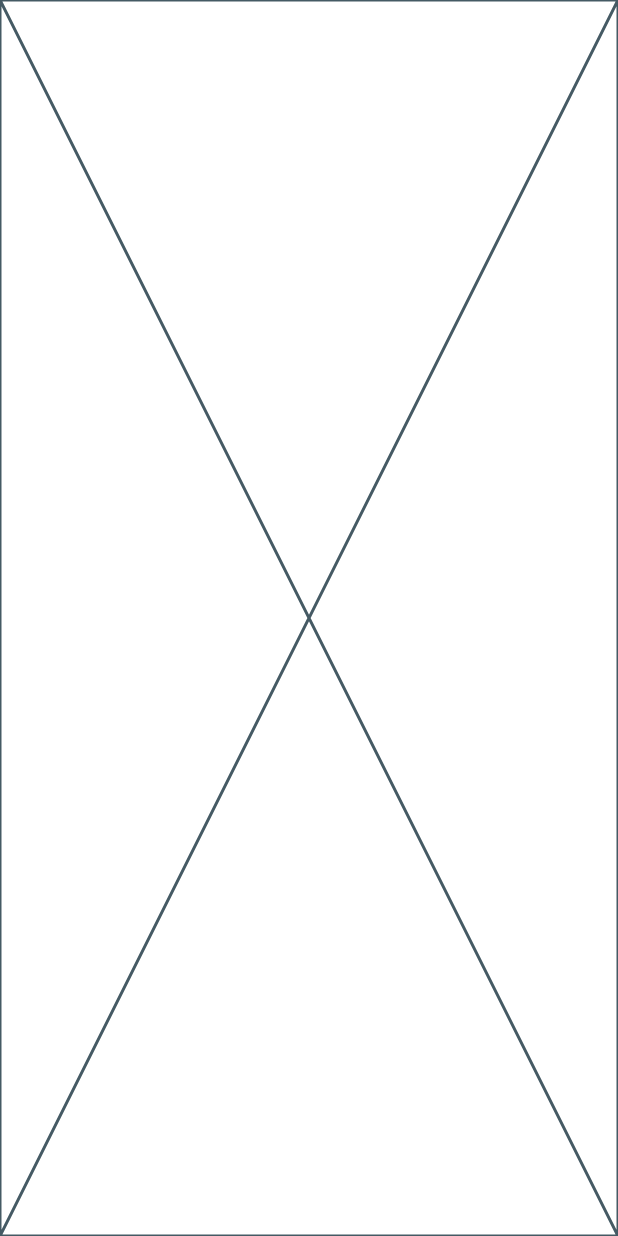
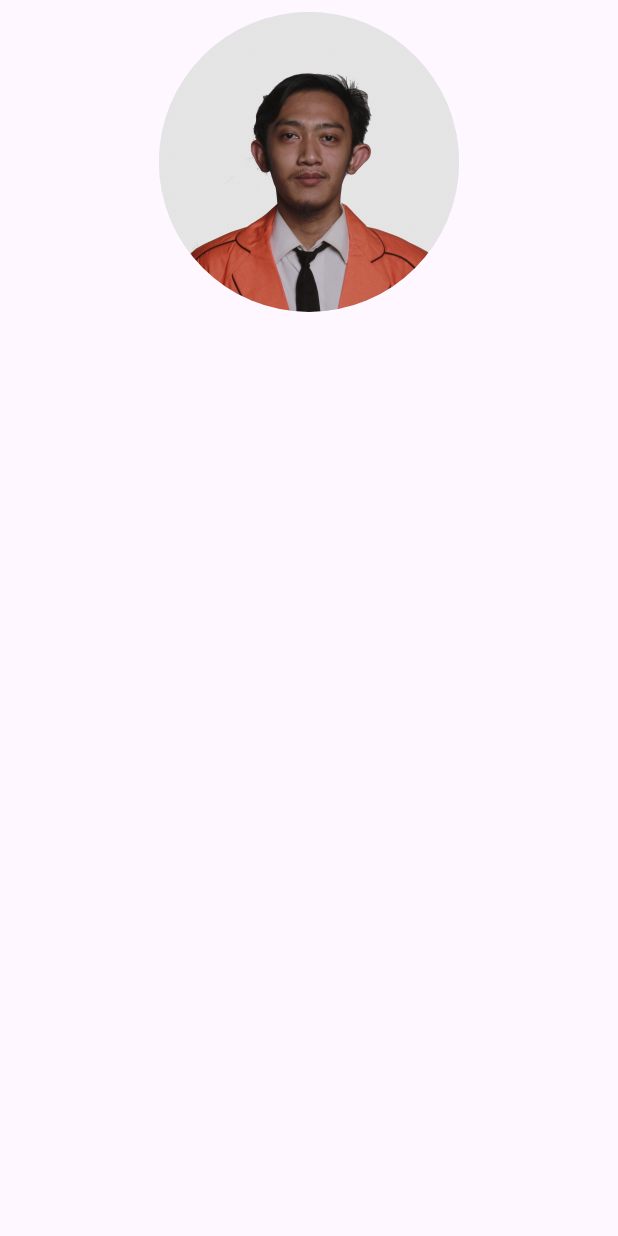
Before and after one commit to Faiznurullah/QuestSatu_0010, a Flutter app: the screen it shows after launch, on a phone screen of 412 x 824 dp. Run offline on Flutter 3.47's test engine with Material 3 defaults, Android fonts, the phone set to English and light mode, and no system bars.

Commit message:
Design Scaffold Structure

```diff
--- a/lib/main.dart
+++ b/lib/main.dart
@@ -40,6 +40,20 @@ class MyWidget extends StatelessWidget {
 
   @override
   Widget build(BuildContext context) {
-    return const Placeholder();
+    return Scaffold(
+      body: Center(
+        child: Padding(
+          padding: const EdgeInsets.all(8.0),
+          child: Column(
+            children: [
+               CircleAvatar(
+                radius: 100,
+                backgroundImage: AssetImage('assets/images/faiznurullah.jpg'),
+              ),
+            ],
+          ),
+        )
+      )
+    );
   }
 }
```
